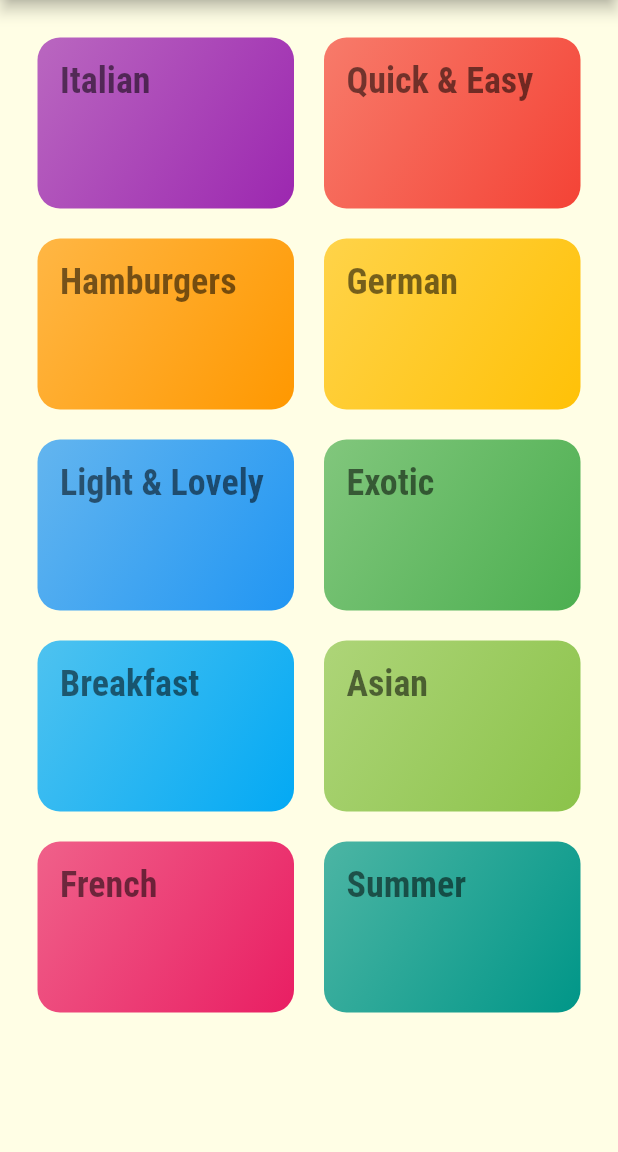
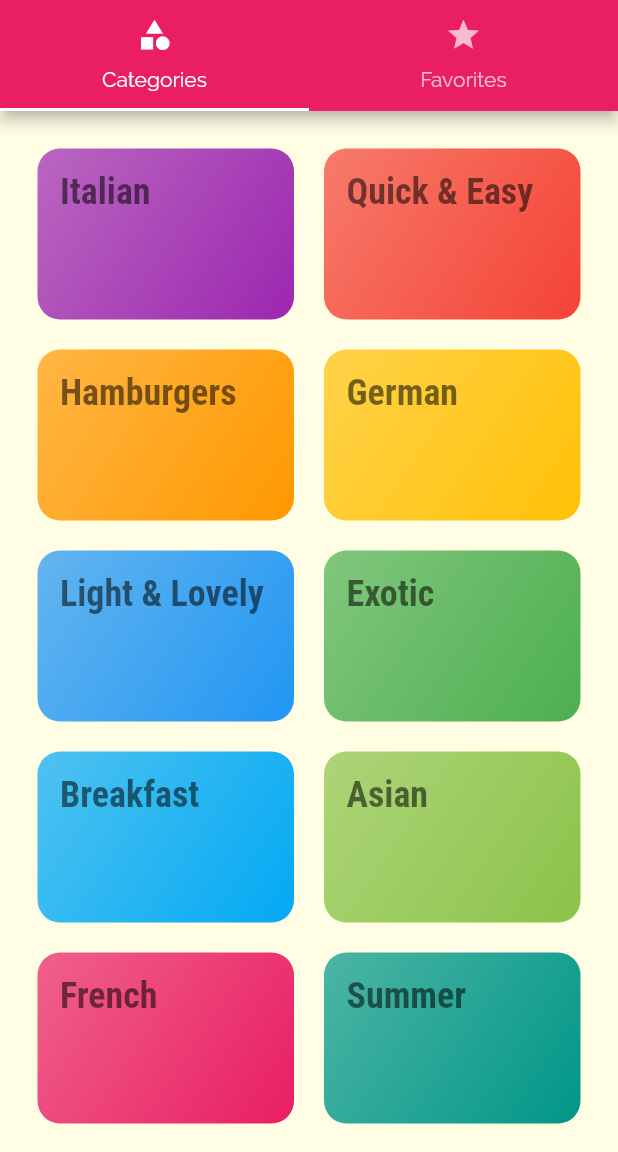
Before and after one commit to FARHADGULL/Food-Heart, a Flutter app: the screen it shows after launch, on a phone screen of 412 x 824 dp, the part 84-1236 px from its top. Run offline on Flutter 3.47's test engine with Material 2 defaults, Android fonts, the light colour scheme and no system bars.

Commit message:
added new screens for tab bar and favorites meals

```diff
--- a/lib/main.dart
+++ b/lib/main.dart
@@ -1,6 +1,6 @@
 import 'package:flutter/material.dart';
-import 'package:food_heart/screens/meal_detail_screen.dart';
-import 'screens/categories_screen.dart';
+import './screens/meal_detail_screen.dart';
+import './screens/tabs_screen.dart';
 import 'screens/category_meals_screen.dart';
 
 void main() => runApp(const MyApp());
@@ -40,7 +40,7 @@ class _MyAppState extends State<MyApp> {
       //home: CategoriesScreen(),
       initialRoute: '/',
       routes: {
-        '/': (context) => const CategoriesScreen(),
+        '/': (context) => const TabsScreen(),
         CategoryMealsScreen.routeName: (context) => const CategoryMealsScreen(),
         MealDetailScreen.routeName: (context) => const MealDetailScreen(),
       },
--- a/lib/screens/categories_screen.dart
+++ b/lib/screens/categories_screen.dart
@@ -7,11 +7,7 @@ class CategoriesScreen extends StatelessWidget {
 
   @override
   Widget build(BuildContext context) {
-    return Scaffold(
-      appBar: AppBar(
-        title: const Text('Food Heart'),
-      ),
-      body: GridView(
+    return GridView(
       padding: const EdgeInsets.all(25),
       gridDelegate: const SliverGridDelegateWithMaxCrossAxisExtent(
         maxCrossAxisExtent: 200, //defines the width of the grid item
@@ -29,7 +25,6 @@ class CategoriesScreen extends StatelessWidget {
             ),
           )
           .toList(),
-      ),
     );
   }
 }
--- /dev/null
+++ b/lib/screens/favorites_screen.dart
@@ -0,0 +1,12 @@
+import 'package:flutter/material.dart';
+
+class FavoritesScreen extends StatelessWidget {
+  const FavoritesScreen({super.key});
+
+  @override
+  Widget build(BuildContext context) {
+    return Center(
+      child: Text('MEalsss'),
+    );
+  }
+}
--- /dev/null
+++ b/lib/screens/tabs_screen.dart
@@ -0,0 +1,41 @@
+import 'package:flutter/material.dart';
+import 'package:food_heart/screens/categories_screen.dart';
+import 'package:food_heart/screens/favorites_screen.dart';
+
+class TabsScreen extends StatefulWidget {
+  const TabsScreen({super.key});
+
+  @override
+  State<TabsScreen> createState() => _TabsScreenState();
+}
+
+class _TabsScreenState extends State<TabsScreen> {
+  @override
+  Widget build(BuildContext context) {
+    return DefaultTabController(
+      length: 2,
+      child: Scaffold(
+          appBar: AppBar(
+            title: const Text('Food Heart'),
+            bottom: const TabBar(
+              tabs: [
+                Tab(
+                  icon: Icon(Icons.category),
+                  text: 'Categories',
+                ),
+                Tab(
+                  icon: Icon(Icons.star),
+                  text: 'Favorites',
+                )
+              ],
+            ),
+          ),
+          body: const TabBarView(
+            children: [
+              CategoriesScreen(),
+              FavoritesScreen(),
+            ],
+          )),
+    );
+  }
+}
```
Lines whose indentation alone changed are shown as unchanged.
